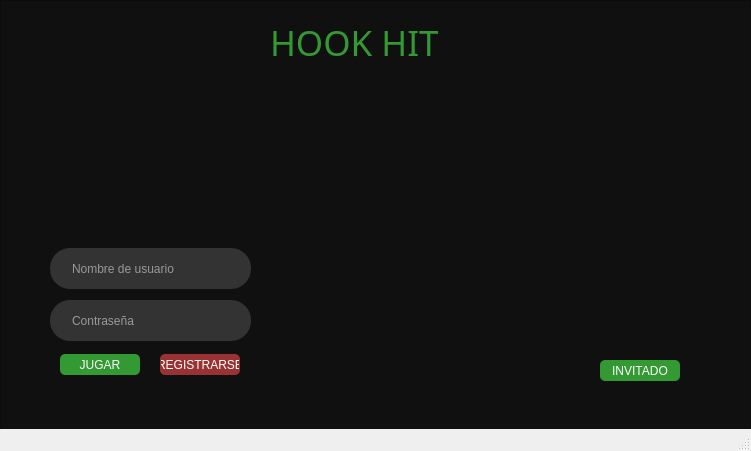
First picture: the form in sesion.ui, repository javierjose1224/Proyecto_final, before the edit.
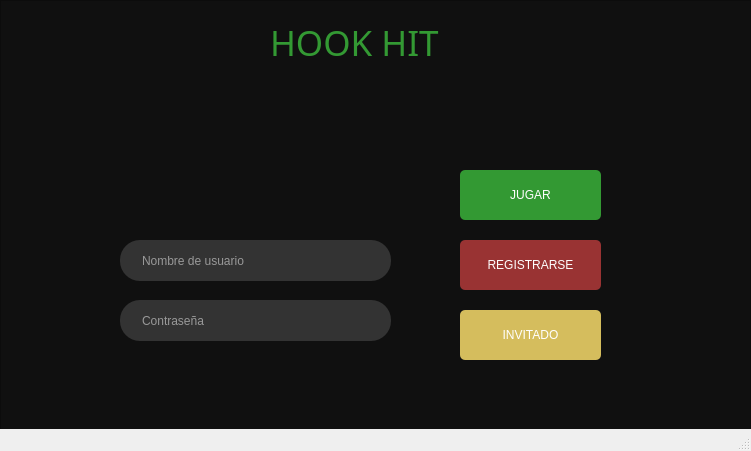
Second picture: the form after the edit. Icons and pictures are not drawn.

Patch:
```diff
--- a/sesion.ui
+++ b/sesion.ui
@@ -65,9 +65,9 @@
     <widget class="QLineEdit" name="usernameBox">
      <property name="geometry">
       <rect>
-       <x>50</x>
-       <y>248</y>
-       <width>201</width>
+       <x>120</x>
+       <y>240</y>
+       <width>271</width>
        <height>41</height>
       </rect>
      </property>
@@ -301,9 +301,9 @@
     <widget class="QLineEdit" name="passwordBox">
      <property name="geometry">
       <rect>
-       <x>50</x>
+       <x>120</x>
        <y>300</y>
-       <width>201</width>
+       <width>271</width>
        <height>41</height>
       </rect>
      </property>
@@ -543,10 +543,10 @@
     <widget class="QPushButton" name="loginButton">
      <property name="geometry">
       <rect>
-       <x>60</x>
-       <y>354</y>
-       <width>80</width>
-       <height>21</height>
+       <x>460</x>
+       <y>170</y>
+       <width>141</width>
+       <height>50</height>
       </rect>
      </property>
      <property name="styleSheet">
@@ -562,10 +562,10 @@
     <widget class="QPushButton" name="regButton">
      <property name="geometry">
       <rect>
-       <x>160</x>
-       <y>354</y>
-       <width>80</width>
-       <height>21</height>
+       <x>460</x>
+       <y>240</y>
+       <width>141</width>
+       <height>50</height>
       </rect>
      </property>
      <property name="styleSheet">
@@ -597,7 +597,7 @@
     <widget class="QLabel" name="label_7">
      <property name="geometry">
       <rect>
-       <x>80</x>
+       <x>190</x>
        <y>90</y>
        <width>128</width>
        <height>128</height>
@@ -615,17 +615,17 @@
     <widget class="QPushButton" name="loginButton_2">
      <property name="geometry">
       <rect>
-       <x>600</x>
-       <y>360</y>
-       <width>80</width>
-       <height>21</height>
+       <x>460</x>
+       <y>310</y>
+       <width>141</width>
+       <height>50</height>
       </rect>
      </property>
      <property name="styleSheet">
       <string notr="true">Padding: 1px;
 Border-radius: 5px;
-Background: #393;
-Color: #fefefe;</string>
+color: rgb(255, 255, 255);
+background-color: rgb(213, 189, 93);</string>
      </property>
      <property name="text">
       <string>INVITADO</string>
```
